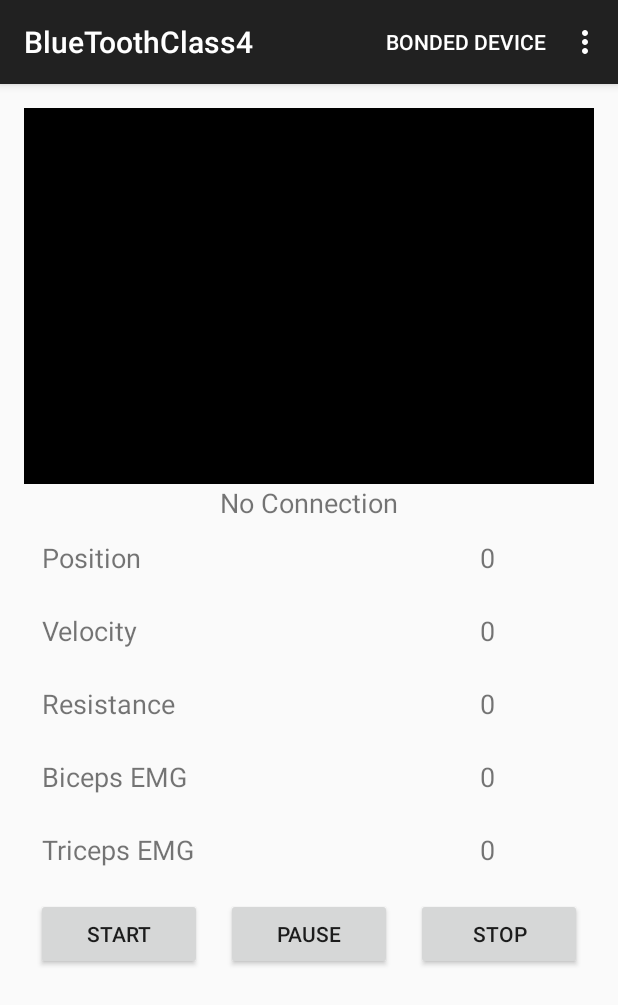
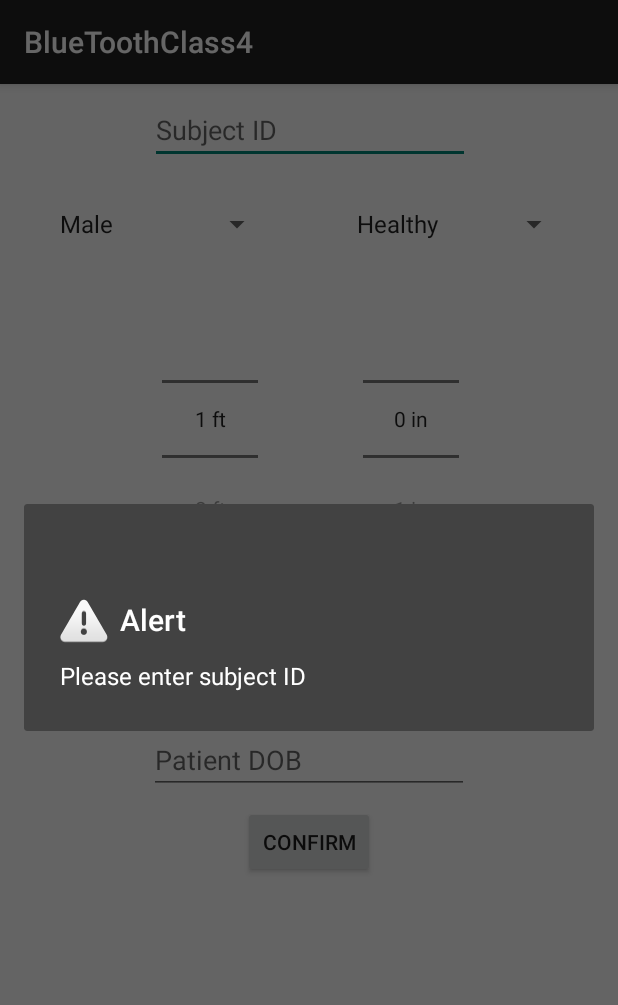
Before and after one commit to zifeif2/BlueToothClass4-1, an Android app: the screen it shows after launch (MainActivity before the commit, PatientDataActivity after it), after a tap on "CONFIRM", on a phone screen of 412 x 824 dp. Shown: the top 1005 px of the screen. Run offline under Robolectric (Android 15) with nearby library versions, the phone set to English and light mode, and no system bars.

Commit message:
fix bugs in file and add reminder for sharing data

```diff
--- a/app/src/main/java/com/win16/bluetoothclass4/PatientDataActivity.java
+++ b/app/src/main/java/com/win16/bluetoothclass4/PatientDataActivity.java
@@ -1,7 +1,10 @@
 package com.win16.bluetoothclass4;
 
 import android.content.Context;
+import android.content.DialogInterface;
 import android.content.Intent;
+import android.os.Build;
+import android.support.v7.app.AlertDialog;
 import android.support.v7.app.AppCompatActivity;
 import android.os.Bundle;
 import android.util.Log;
@@ -17,6 +20,9 @@
 
 import java.io.File;
 import java.io.FileOutputStream;
+import java.text.DateFormat;
+import java.util.Calendar;
+import java.util.Date;
 
 import static com.win16.bluetoothclass4.MainActivity.EXTRA_CALLER;
 import static com.win16.bluetoothclass4.MainActivity.EXTRA_CATEGORY_SELECTED;
@@ -127,7 +133,6 @@
         subjectWeight_editText = (EditText)findViewById(R.id.patient_weight);
         subjectDOB_editText = (EditText)findViewById(R.id.patient_dob);
         subjectTestDate_editText = (EditText)findViewById(R.id.test_date);
-
         confirm_button = (Button)findViewById(R.id.confirm_button);
         confirm_button.setOnClickListener(new View.OnClickListener() {
             @Override
@@ -137,8 +142,13 @@
                 forearmLength = subjectForearmLength_editText.getText().toString();
                 subjectWeight = subjectWeight_editText.getText().toString();
                 subjectDOB = subjectDOB_editText.getText().toString();
-                subjectTestDate = subjectTestDate_editText.getText().toString();
+                subjectTestDate = DateFormat.getDateTimeInstance().format(new Date());
 
+                String tmp = checkEmptyEntries();
+                if(!tmp.isEmpty()){
+                    showAlert(tmp);
+                    return ;
+                }
                 intent.putExtra(EXTRA_SUBJECT_ID, subjectID);
                 intent.putExtra(EXTRA_SUBJECT_GENDER, subjectGender);
                 intent.putExtra(EXTRA_CATEGORY_SELECTED, categorySelected);
@@ -149,21 +159,42 @@
                 intent.putExtra(EXTRA_SUBJECT_DOB, subjectDOB);
                 intent.putExtra(EXTRA_SUBJECT_TEST_DATE, subjectTestDate);
                 intent.putExtra(EXTRA_CALLER, "PatientDataActivity");
-//                FileOutputStream outputStream;
-//                try {
-//                    outputStream = openFileOutput(subjectID+".txt", Context.MODE_PRIVATE);
-//                    outputStream.write("write the first time \n".getBytes());
-//                    outputStream.close();
-//                    Toast.makeText(getBaseContext(), "File created successfully!",
-//                            Toast.LENGTH_SHORT).show();
-//                } catch (Exception e) {
-//                    e.printStackTrace();
-//                    Log.e("Create File", e.toString());
-//                }
                 startActivity(intent);
             }
         });
     }
+    private String checkEmptyEntries(){
+
+        String prefix = "Please enter ";
+        if(subjectID.length()==0){
+            return prefix+"subject ID";
+        }
+        else if(forearmLength.length() ==0){
+            return prefix+"forearm length";
+        }
+        else if(subjectWeight.isEmpty()){
+            return prefix + "subject weight";
+        }
+        else if(subjectDOB.isEmpty()){
+            return prefix +" subject date of birth";
+        }
+
+        else
+            return "";
+    }
+
+    private void showAlert(String emptyField){
+        AlertDialog.Builder builder;
+        if (Build.VERSION.SDK_INT >= Build.VERSION_CODES.LOLLIPOP) {
+            builder = new AlertDialog.Builder(this, android.R.style.Theme_Material_Dialog_Alert);
+        } else {
+            builder = new AlertDialog.Builder(this);
+        }
+        builder.setTitle("Alert")
+                .setMessage(emptyField)
+                .setIcon(android.R.drawable.ic_dialog_alert)
+                .show();
+    }
 
 
 }
--- a/app/src/main/res/layout/activity_patient_data.xml
+++ b/app/src/main/res/layout/activity_patient_data.xml
@@ -1,7 +1,12 @@
 <?xml version="1.0" encoding="utf-8"?>
-<android.support.constraint.ConstraintLayout xmlns:android="http://schemas.android.com/apk/res/android"
+<ScrollView xmlns:android="http://schemas.android.com/apk/res/android"
     xmlns:app="http://schemas.android.com/apk/res-auto"
     xmlns:tools="http://schemas.android.com/tools"
+    android:layout_width="match_parent"
+    android:layout_height="match_parent">
+
+
+<android.support.constraint.ConstraintLayout
     android:layout_width="match_parent"
     android:layout_height="match_parent"
     tools:context="com.win16.bluetoothclass4.PatientDataActivity">
@@ -92,7 +97,6 @@
         android:inputType="date"
         app:layout_constraintLeft_toLeftOf="parent"
         app:layout_constraintRight_toRightOf="parent"
-        app:layout_constraintHorizontal_bias="0.503"
         android:layout_marginTop="8dp"
         app:layout_constraintTop_toBottomOf="@+id/patient_weight" />
 
@@ -104,6 +108,7 @@
         android:ems="10"
         android:hint="Test Date"
         android:inputType="date"
+        android:visibility="gone"
         app:layout_constraintHorizontal_bias="0.503"
         app:layout_constraintLeft_toLeftOf="parent"
         app:layout_constraintRight_toRightOf="parent"
@@ -122,14 +127,19 @@
         app:layout_constraintTop_toBottomOf="@+id/patientHeightPicker_ft" />
 
     <Button
-        android:id="@+id/confirm_button"
+        android:text="Confirm"
         android:layout_width="wrap_content"
         android:layout_height="wrap_content"
-        android:text="Confirm"
-        app:layout_constraintHorizontal_bias="1.0"
-        app:layout_constraintLeft_toRightOf="@+id/test_date"
+        android:id="@+id/confirm_button"
+        android:layout_marginTop="8dp"
+        app:layout_constraintTop_toBottomOf="@+id/test_date"
+        app:layout_constraintBottom_toBottomOf="parent"
+        android:layout_marginBottom="16dp"
+        android:layout_marginEnd="16dp"
         app:layout_constraintRight_toRightOf="parent"
-        app:layout_constraintTop_toTopOf="@+id/test_date" />
+        android:layout_marginStart="16dp"
+        app:layout_constraintLeft_toLeftOf="parent" />
 
 
 </android.support.constraint.ConstraintLayout>
+</ScrollView>
```
Also changed, not shown: app/src/main/java/com/win16/bluetoothclass4/MainActivity.java (+12 -4 lines), app/src/main/res/layout/activity_patient_summary.xml (+14 -1 lines), 1 other file.
